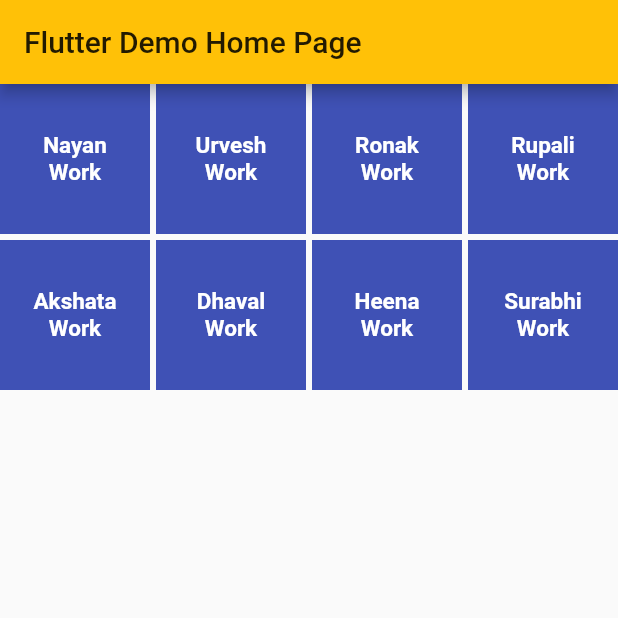
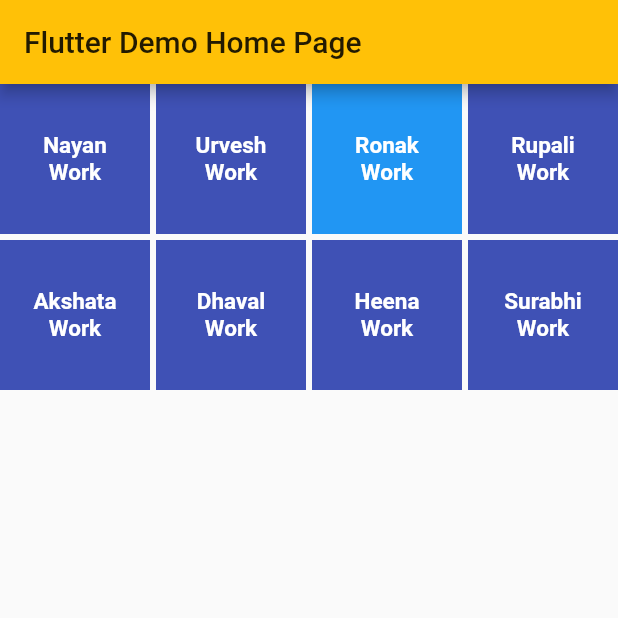
Before and after one commit to arj1496/flutter_app, a Flutter app: the screen it shows after launch, on a phone screen of 412 x 824 dp, the top half of it. Run offline on Flutter 3.47's test engine with Material 2 defaults, Android fonts, the phone set to English and light mode, and no system bars; Roboto replaces fonts that are missing (Montserrat).

```diff
--- a/lib/main.dart
+++ b/lib/main.dart
@@ -94,8 +94,8 @@ class _MyHomePageState extends State<MyHomePage> {
       ),
     );
 
-    final RonakWork = Material(
-      color: Colors.indigo,
+    final ronakWork = Material(
+      color: Colors.blue,
       /* borderRadius: BorderRadius.circular(30.0),*/
       child: MaterialButton(
 
@@ -210,7 +210,7 @@ class _MyHomePageState extends State<MyHomePage> {
 
             nayanWork,
             uvWork,
-            RonakWork,
+            ronakWork,
             rupaliWork,
             akshataWork,
             dhavalWork,
```
